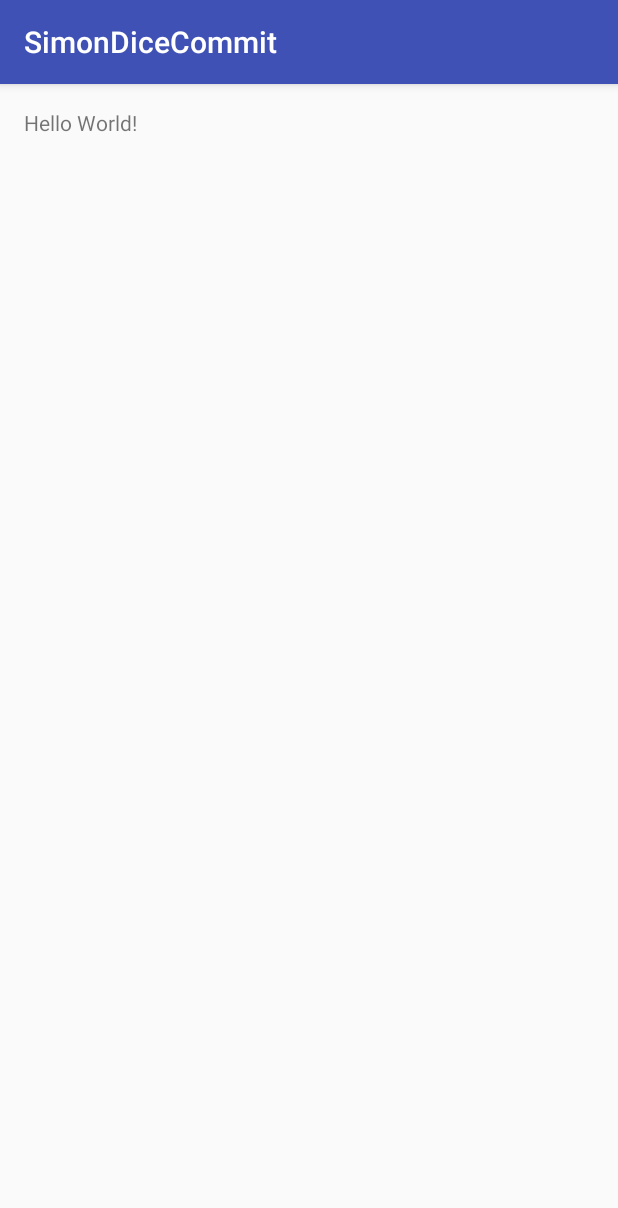
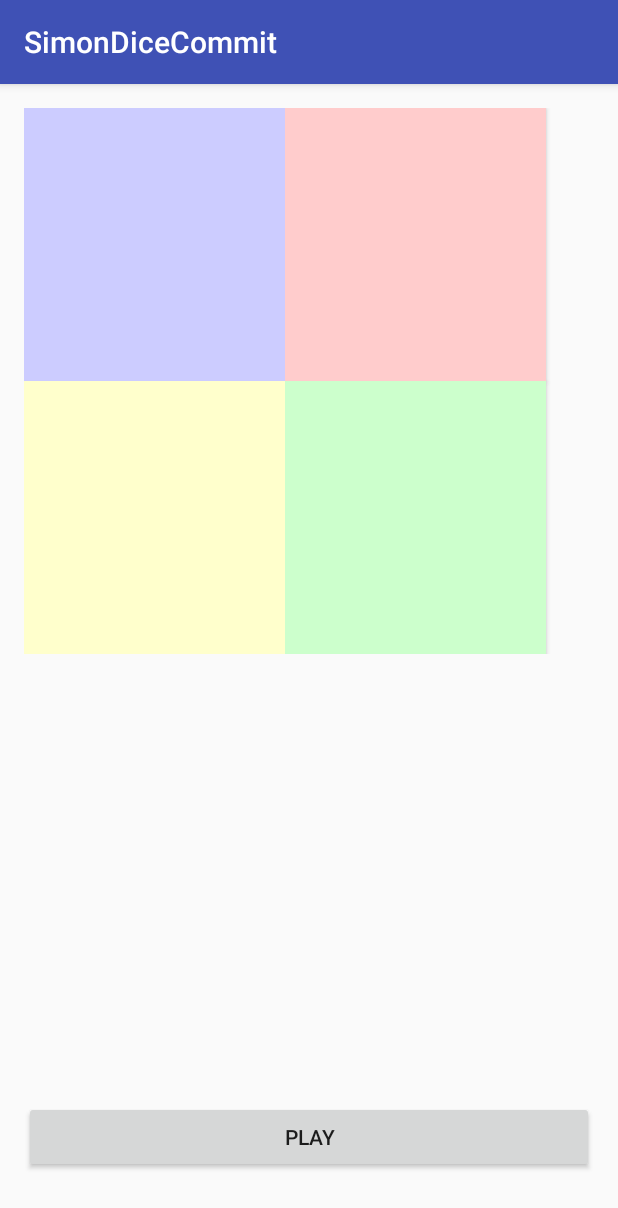
Before and after one commit to JavierER/SimonDiceCommits, an Android app: the screen it shows after launch (MainActivity), on a phone screen of 412 x 824 dp. Shown: the top 1208 px of the screen. Run offline under Robolectric (Android 15) with nearby library versions, the phone set to English and light mode, and no system bars.

Commit message:
Botones y colores añadidos al programa.

```diff
--- a/app/src/main/res/layout/activity_main.xml
+++ b/app/src/main/res/layout/activity_main.xml
@@ -10,8 +10,76 @@
     android:paddingTop="@dimen/activity_vertical_margin"
     tools:context="com.example.javii.simondicecommit.MainActivity">
 
-    <TextView
+    <GridLayout
+        android:layout_width="match_parent"
+        android:layout_height="wrap_content"
+        android:columnCount="2"
+        android:rowCount="2"
+        android:layout_alignParentLeft="true"
+        android:layout_alignParentStart="true"
+        android:layout_alignParentRight="true"
+        android:layout_alignParentEnd="true">
+
+        <Button
+            android:id="@+id/bazul"
+            android:layout_row="0"
+            android:layout_column="0"
+            android:background="@color/azulOscuro"
+            android:onClick="Click"
+            android:layout_height="182dp"
+            android:layout_width="174dp" />
+
+        <Button
+            android:layout_row="0"
+            android:layout_column="1"
+            android:id="@+id/brojo"
+            android:background="@color/rojoOscuro"
+            android:onClick="Click"
+            android:layout_height="182dp"
+            android:layout_width="174dp" />
+
+        <Button
+            android:id="@+id/bamarillo"
+            android:layout_row="1"
+            android:layout_column="0"
+            android:background="@color/amarilloOscuro"
+            android:onClick="Click"
+            android:layout_height="182dp"
+            android:layout_width="174dp" />
+
+        <Button
+            android:id="@+id/bverde"
+            android:layout_row="1"
+            android:layout_column="1"
+            android:background="@color/verdeOscuro"
+            android:onClick="Click"
+            android:layout_height="182dp"
+            android:layout_width="174dp" />
+
+    </GridLayout>
+
+    <LinearLayout
+        android:orientation="horizontal"
         android:layout_width="wrap_content"
         android:layout_height="wrap_content"
-        android:text="Hello World!" />
+
+
+        android:layout_alignParentBottom="true"
+        android:layout_marginBottom="26dp"
+        android:layout_alignParentRight="true"
+        android:layout_alignParentEnd="true"
+        android:layout_alignParentLeft="true"
+        android:layout_alignParentStart="true">
+
+
+        <Button
+            android:text="PLAY"
+            android:layout_width="wrap_content"
+            android:layout_height="wrap_content"
+            android:id="@+id/bplay"
+            android:layout_weight="1"
+            android:onClick="iniciar"
+            />
+    </LinearLayout>
+
 </RelativeLayout>
--- a/app/src/main/res/values/colors.xml
+++ b/app/src/main/res/values/colors.xml
@@ -3,4 +3,13 @@
     <color name="colorPrimary">#3F51B5</color>
     <color name="colorPrimaryDark">#303F9F</color>
     <color name="colorAccent">#FF4081</color>
+
+    <color name="azul">#0000FF</color>
+    <color name="verde">#00FF00</color>
+    <color name="rojo">#FF0000</color>
+    <color name="amarillo">#FFFF00</color>
+    <color name="azulOscuro">#CCCCFF</color>
+    <color name="verdeOscuro">#CCFFCC</color>
+    <color name="rojoOscuro">#FFCCCC</color>
+    <color name="amarilloOscuro">#FFFFCC</color>
 </resources>
```
